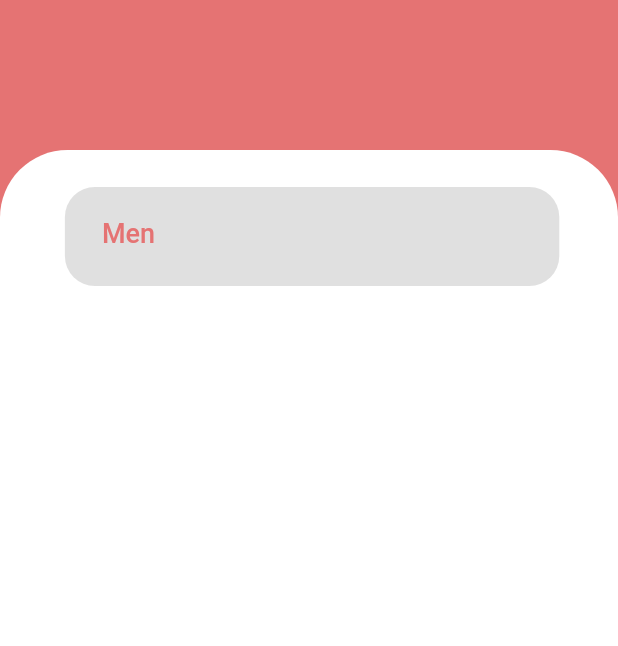
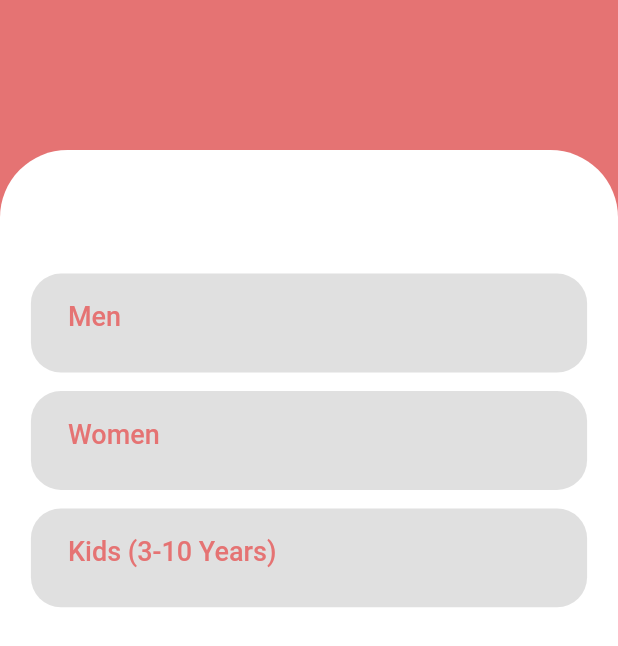
Before and after one commit to Nikhil-Kudupudi/Laundry_Management, a Flutter app: the selecttype screen opened directly, on a phone screen of 412 x 824 dp. Shown: the top 646 px of the screen. Run offline on Flutter 3.47's test engine with Material 2 defaults, Android fonts, the phone set to English and light mode, and no system bars; our stand-ins replace date_format.

Commit message:
Merge remote-tracking branch 'origin/master'

```diff
--- a/lib/LaundryApp/home.dart
+++ b/lib/LaundryApp/home.dart
@@ -2,7 +2,8 @@ import 'package:date_format/date_format.dart';
 import 'package:flutter/cupertino.dart';
 import 'package:flutter/material.dart';
 
-RegExp userregex=new RegExp(r"[a-zA-Z]+\w[a-zA-Z]*"); RegExp passwordregex =new RegExp(r'^(?=.*?[A-Z])(?=.*?[a-z])(?=.*?[0-9])(?=.*?[!@#\$&*~]).{8,}$');
+RegExp userregex=new RegExp(r"[a-zA-Z]+\w[a-zA-Z]*");
+RegExp passwordregex =new RegExp(r'^(?=.*?[A-Z])(?=.*?[a-z])(?=.*?[0-9])(?=.*?[!@#\$&*~]).{8,}$');
 RegExp emailregex=new RegExp(r"^[a-zA-Z0-9.a-zA-Z0-9.!#$%&'*+-/=?^_`{|}~]+@[a-zA-Z0-9]+\.[a-zA-Z]+") ;
 
 class lgorsgpage extends StatefulWidget {
@@ -643,10 +644,7 @@ class _entrypageState extends State<entrypage> {
           Container(
             child: Row(
               children: <Widget>[
-                Padding(
-                  padding: EdgeInsets.only(left: MediaQuery.of(context).size.width*0.23,
-                  ),
-                ),
+
                 InkWell(
                   onTap: (){
 
@@ -666,10 +664,7 @@ class _entrypageState extends State<entrypage> {
                     ),
                   ),
                 ),
-                Padding(
-                  padding: EdgeInsets.only(left: MediaQuery.of(context).size.width*0.03,
-                  ),
-                ),
+
                 InkWell(
                   onTap: (){
 
@@ -802,12 +797,11 @@ class _datetimeState extends State<datetime> {
                         borderRadius: BorderRadius.circular(20.0),
                         borderSide: BorderSide(color: Colors.transparent),
                       ),
-                      prefixIcon: Icon(Icons.calendar_today),
-                      hintText: "please select date",
+                      prefixIcon: Icon(Icons.calendar_today,color: Colors.black,),
+                      hintText: "Please Select Date",
+                      hintStyle: TextStyle(color: Colors.black),
                       fillColor: Colors.white,
                       filled: true,
-                    //  errorText: _validatedate ?"*this field is required":null,
-                    //  errorStyle: TextStyle(color: Colors.white)
                     ),
                     onSaved: (val) {
                       yearMonthDay = ymdController.text;
@@ -833,11 +827,11 @@ class _datetimeState extends State<datetime> {
                         borderRadius: BorderRadius.circular(20.0),
                         borderSide: BorderSide(color: Colors.transparent),
                       ),
-                      prefixIcon: Icon(Icons.access_time),
+                      prefixIcon: Icon(Icons.access_time,color: Colors.black,),
                       fillColor: Colors.white,
                       filled: true,
-                      hintText: "please select time",
-                      //errorText: _validatetime?"*this field is required":null,
+                      hintText: "Please Select Time",
+                      hintStyle: TextStyle(color: Colors.black),
                     ),
                     onSaved: (val) {
                       yearMonthDayTime = ymdtController.text;
@@ -905,9 +899,9 @@ class _selecttypeState extends State<selecttype> {
                   borderRadius: BorderRadius.only(topLeft: Radius.circular(45),
                     topRight: Radius.circular(45),),
                 ),
-                padding: EdgeInsets.only(top: MediaQuery.of(context).size.height * 0.03,
+                padding: EdgeInsets.only(top: MediaQuery.of(context).size.height * 0.1,
                   left: MediaQuery.of(context).size.height * 0.025,
-                  right: MediaQuery.of(context).size.height * 0.02,),
+                  right: MediaQuery.of(context).size.height * 0.025,),
                 child: ListView(
                   children: <Widget>[
                     Column(
@@ -915,16 +909,16 @@ class _selecttypeState extends State<selecttype> {
                             InkWell(
                               onTap: (){
                                 Navigator.push(context, MaterialPageRoute(
-                                    builder: (context) => detailspage()));
+                                    builder: (context) => menselectpage()));
                                 },
                               child: Container(
                                 height: MediaQuery.of(context).size.height*0.08,
-                                width: MediaQuery.of(context).size.height*0.4,
+                                width: MediaQuery.of(context).size.width*0.9,
                                 decoration: BoxDecoration(
                                   color: Colors.grey.shade300,
                                   borderRadius: BorderRadius.circular(20.0),
                                 ),
-                                padding: EdgeInsets.only(top:MediaQuery.of(context).size.height*0.025,
+                                padding: EdgeInsets.only(top:MediaQuery.of(context).size.height*0.022,
                                     left: MediaQuery.of(context).size.height*0.03),
                                 child: Text("Men",style: TextStyle(
                                   color: Colors.red.shade300,
@@ -933,7 +927,50 @@ class _selecttypeState extends State<selecttype> {
                                 ),),
                               ),
                             ),
-
+                        Padding(padding: EdgeInsets.only(top: MediaQuery.of(context).size.height*0.015)),
+                        InkWell(
+                          onTap: (){
+                            Navigator.push(context, MaterialPageRoute(
+                                builder: (context) => womenselectpage()));
+                          },
+                          child: Container(
+                            height: MediaQuery.of(context).size.height*0.08,
+                            width: MediaQuery.of(context).size.width*0.9,
+                            decoration: BoxDecoration(
+                              color: Colors.grey.shade300,
+                              borderRadius: BorderRadius.circular(20.0),
+                            ),
+                            padding: EdgeInsets.only(top:MediaQuery.of(context).size.height*0.022,
+                                left: MediaQuery.of(context).size.height*0.03),
+                            child: Text("Women",style: TextStyle(
+                              color: Colors.red.shade300,
+                              fontSize: 18,
+                              fontWeight: FontWeight.w500,
+                            ),),
+                          ),
+                        ),
+                        Padding(padding: EdgeInsets.only(top: MediaQuery.of(context).size.height*0.015)),
+                        InkWell(
+                          onTap: (){
+                            Navigator.push(context, MaterialPageRoute(
+                                builder: (context) => kidsselectpage()));
+                          },
+                          child: Container(
+                            height: MediaQuery.of(context).size.height*0.08,
+                            width: MediaQuery.of(context).size.width*0.9,
+                            decoration: BoxDecoration(
+                              color: Colors.grey.shade300,
+                              borderRadius: BorderRadius.circular(20.0),
+                            ),
+                            padding: EdgeInsets.only(top:MediaQuery.of(context).size.height*0.022,
+                                left: MediaQuery.of(context).size.height*0.03),
+                            child: Text("Kids (3-10 Years)",style: TextStyle(
+                              color: Colors.red.shade300,
+                              fontSize: 18,
+                              fontWeight: FontWeight.w500,
+                            ),),
+                          ),
+                        ),
                       ],
                     ),
                   ],
@@ -1603,3 +1640,39 @@ class _userprofileState extends State<userprofile> {
     );
   }
 }
+class menselectpage extends StatefulWidget {
+  @override
+  _menselectpageState createState() => _menselectpageState();
+}
+class _menselectpageState extends State<menselectpage> {
+  @override
+  Widget build(BuildContext context) {
+    return Scaffold(
+
+    );
+  }
+}
+class womenselectpage extends StatefulWidget {
+  @override
+  _womenselectpageState createState() => _womenselectpageState();
+}
+class _womenselectpageState extends State<womenselectpage> {
+  @override
+  Widget build(BuildContext context) {
+    return Scaffold(
+
+    );
+  }
+}
+class kidsselectpage extends StatefulWidget {
+  @override
+  _kidsselectpageState createState() => _kidsselectpageState();
+}
+class _kidsselectpageState extends State<kidsselectpage> {
+  @override
+  Widget build(BuildContext context) {
+    return Scaffold(
+
+    );
+  }
+}
--- a/lib/main.dart
+++ b/lib/main.dart
@@ -3,5 +3,5 @@ import 'LaundryApp/home.dart';
 
 void main() => runApp(new MaterialApp(
   debugShowCheckedModeBanner: false,
-  home: lgorsgpage(),
+  home: mainpage(),
 ));
```
